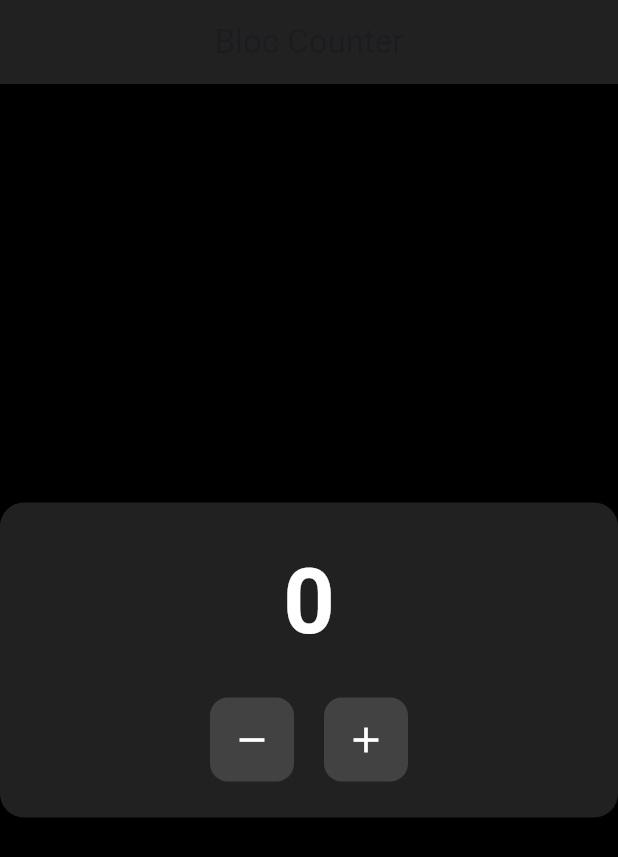
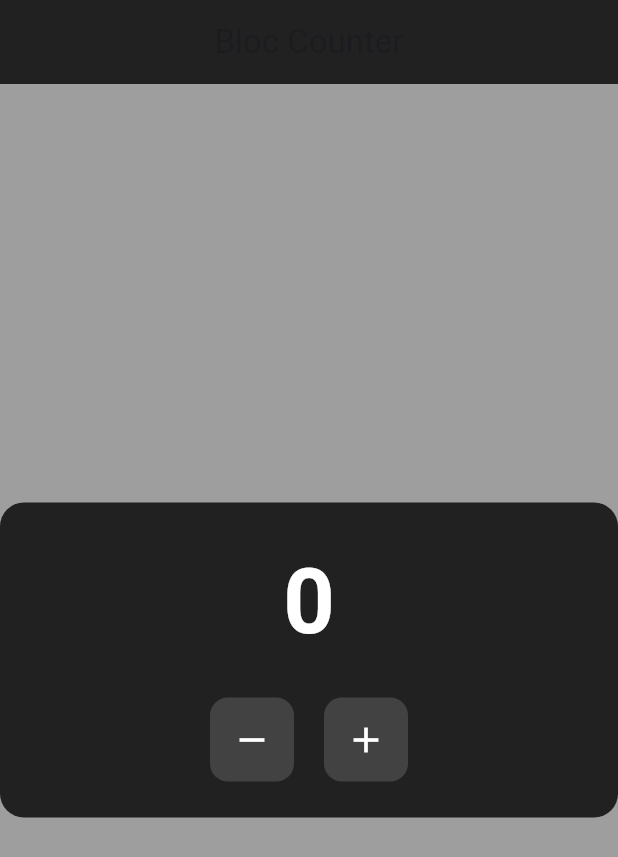
Before and after one commit to IsmailCoder366/counter_bloc, a Flutter app: the screen it shows after launch, on a phone screen of 412 x 824 dp. Shown: the top 857 px of the screen. Run offline on Flutter 3.47's test engine with Material 3 defaults, Android fonts, the light colour scheme and no system bars; our stand-ins replace flutter_bloc.

Commit message:
background color changed to grey

```diff
--- a/lib/ui/ui_screen.dart
+++ b/lib/ui/ui_screen.dart
@@ -11,7 +11,7 @@ class HomeScreen extends StatelessWidget {
   @override
   Widget build(BuildContext context) {
     return Scaffold(
-      backgroundColor: Colors.black,
+      backgroundColor: Colors.grey,
       appBar: AppBar(
         title: const Text('Bloc Counter'),
         centerTitle: true,
```
